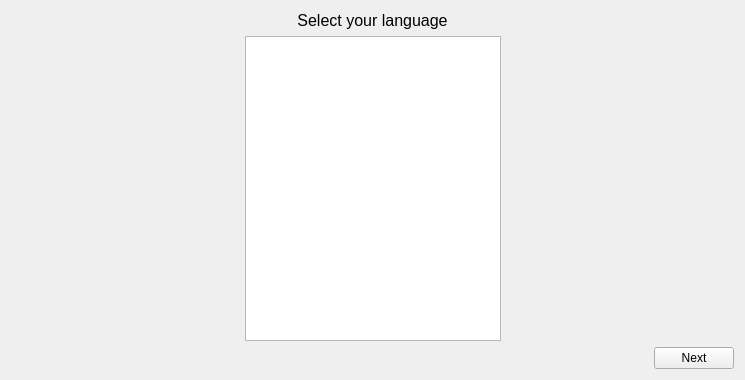
Above: launcher/firstLaunch/firstlaunch_moc.ui from GeorgeK1ng/vcmi before the change. Below: the same form after it.
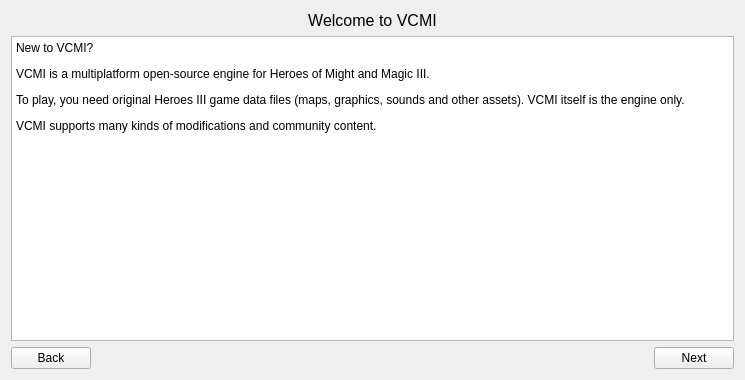
That is the form after the change. The open tabs and pages were chosen to show the change. Icons and pictures are not drawn.

Commit message: Add welcome page after language in first-launch wizard

What changed in the file:
```diff
--- a/launcher/firstLaunch/firstlaunch_moc.ui
+++ b/launcher/firstLaunch/firstlaunch_moc.ui
@@ -127,6 +127,88 @@
        </item>
       </layout>
      </widget>
+     <widget class="QWidget" name="pageWelcome">
+      <layout class="QVBoxLayout" name="verticalLayoutWelcomePage">
+       <property name="leftMargin">
+        <number>0</number>
+       </property>
+       <property name="topMargin">
+        <number>0</number>
+       </property>
+       <property name="rightMargin">
+        <number>0</number>
+       </property>
+       <property name="bottomMargin">
+        <number>0</number>
+       </property>
+       <item>
+        <widget class="QLabel" name="labelWelcomeTitle">
+         <property name="font">
+          <font>
+           <pointsize>12</pointsize>
+           <bold>false</bold>
+          </font>
+         </property>
+         <property name="text">
+          <string>Welcome to VCMI</string>
+         </property>
+         <property name="alignment">
+          <set>Qt::AlignmentFlag::AlignCenter</set>
+         </property>
+        </widget>
+       </item>
+       <item>
+        <widget class="QTextBrowser" name="textBrowserWelcomeInfo">
+         <property name="readOnly">
+          <bool>true</bool>
+         </property>
+         <property name="openExternalLinks">
+          <bool>true</bool>
+         </property>
+         <property name="html">
+          <string>&lt;html&gt;&lt;head/&gt;&lt;body&gt;&lt;p&gt;New to VCMI?&lt;/p&gt;&lt;p&gt;VCMI is a multiplatform open-source engine for Heroes of Might and Magic III.&lt;/p&gt;&lt;p&gt;To play, you need original Heroes III game data files (maps, graphics, sounds and other assets). VCMI itself is the engine only.&lt;/p&gt;&lt;p&gt;VCMI supports many kinds of modifications and community content.&lt;/p&gt;&lt;/body&gt;&lt;/html&gt;</string>
+         </property>
+        </widget>
+       </item>
+       <item>
+        <layout class="QHBoxLayout" name="horizontalLayoutWelcomeNav">
+         <property name="spacing">
+          <number>6</number>
+         </property>
+         <item>
+          <widget class="QPushButton" name="pushButtonWelcomeBack">
+           <property name="text">
+            <string>Back</string>
+           </property>
+          </widget>
+         </item>
+         <item>
+          <spacer name="horizontalSpacerWelcomeNav">
+           <property name="orientation">
+            <enum>Qt::Orientation::Horizontal</enum>
+           </property>
+           <property name="sizeType">
+            <enum>QSizePolicy::Policy::MinimumExpanding</enum>
+           </property>
+           <property name="sizeHint" stdset="0">
+            <size>
+             <width>20</width>
+             <height>20</height>
+            </size>
+           </property>
+          </spacer>
+         </item>
+         <item>
+          <widget class="QPushButton" name="pushButtonWelcomeNext">
+           <property name="text">
+            <string>Next</string>
+           </property>
+          </widget>
+         </item>
+        </layout>
+       </item>
+      </layout>
+     </widget>
      <widget class="QWidget" name="pageDataFiles">
       <layout class="QVBoxLayout" name="verticalLayout_4">
        <property name="sizeConstraint">
```
The commit also changes 2 other files.
